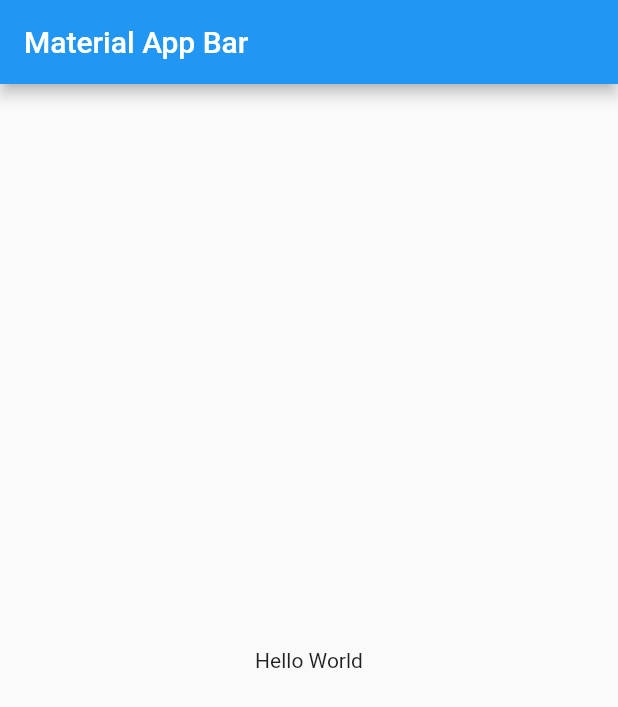
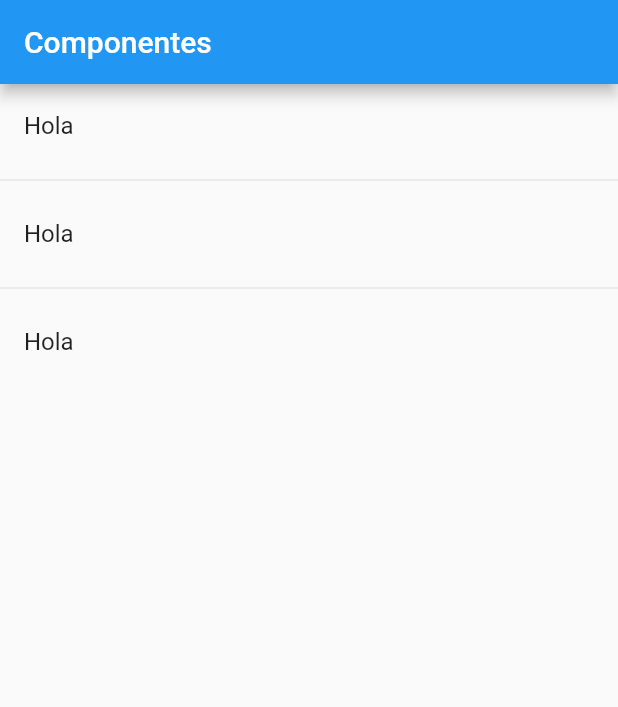
Before and after one commit to QuispeRosasGabriel/flutter_components, a Flutter app: the screen it shows after launch, on a phone screen of 412 x 824 dp. Shown: the top 707 px of the screen. Run offline on Flutter 3.47's test engine with Material 2 defaults, Android fonts, the phone set to English and light mode, and no system bars.

Commit message:
working on main menu

```diff
--- a/lib/main.dart
+++ b/lib/main.dart
@@ -1,4 +1,5 @@
 import 'package:flutter/material.dart';
+import 'package:flutter_components/src/pages/home_page.dart';
 
 void main() => runApp(MyApp());
 
@@ -6,17 +7,8 @@ class MyApp extends StatelessWidget {
   @override
   Widget build(BuildContext context) {
     return MaterialApp(
-      title: 'Material App',
-      home: Scaffold(
-        appBar: AppBar(
-          title: Text('Material App Bar'),
-        ),
-        body: Center(
-          child: Container(
-            child: Text('Hello World'),
-          ),
-        ),
-      ),
-    );
+        title: 'Material App',
+        debugShowCheckedModeBanner: false,
+        home: HomePageTemp());
   }
 }
--- /dev/null
+++ b/lib/src/pages/home_page.dart
@@ -0,0 +1,27 @@
+import 'package:flutter/material.dart';
+
+class HomePageTemp extends StatelessWidget {
+  @override
+  Widget build(BuildContext context) {
+    return Scaffold(
+      appBar: AppBar(
+        title: Text("Componentes"),
+      ),
+      body: ListView(
+        children: <Widget>[
+          ListTile(
+            title: Text("Hola"),
+          ),
+          Divider(),
+          ListTile(
+            title: Text("Hola"),
+          ),
+          Divider(),
+          ListTile(
+            title: Text("Hola"),
+          )
+        ],
+      ),
+    );
+  }
+}
```
